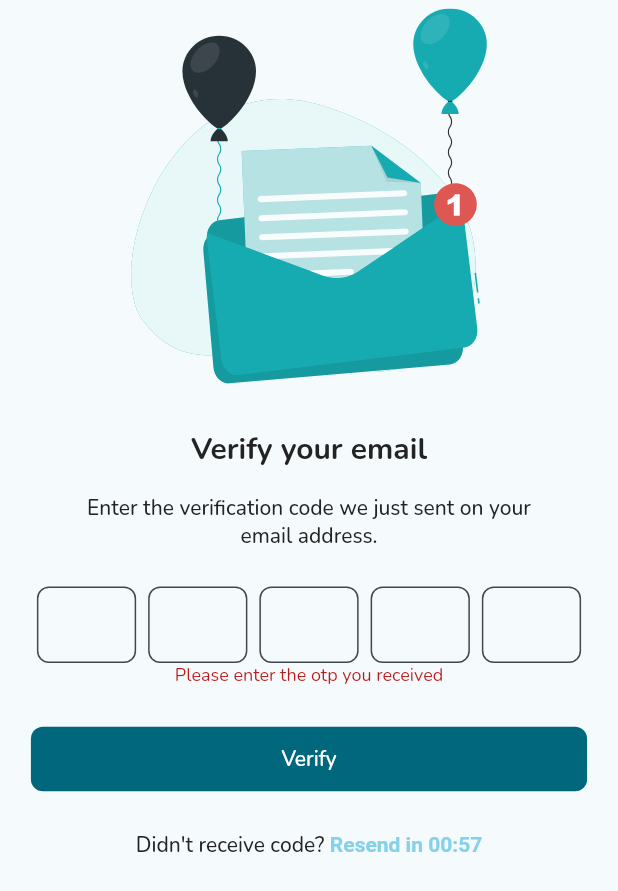
After one commit to logickoder/stream_global, a Flutter app: the AuthOtpScreen screen opened by its route, after a tap on "Verify", on a phone screen of 412 x 824 dp. The commit adds this screen. Shown: the top 891 px of the screen. Run offline on Flutter 3.47's test engine with Material 2 defaults, Android fonts, the phone set to English and light mode, and no system bars; our stand-ins replace flutter_riverpod, flutter_svg, google_fonts, rx_shared_preferences; statements that could not run were skipped.

Commit message:
feat(auth): created otp screen

```diff
--- a/lib/app/assets.dart
+++ b/lib/app/assets.dart
@@ -6,6 +6,8 @@ class AppAssets {
   static const facebookIcon = '$_icons/facebook.svg';
   static const googleIcon = '$_icons/google.svg';
   static const appleIcon = '$_icons/apple.svg';
+  static const otpIcon = '$_icons/otp.svg';
+  static const verified = '$_icons/verified.svg';
 
   /// Images
   static const _images = '$_root/images';
--- a/lib/app/routes.dart
+++ b/lib/app/routes.dart
@@ -1,6 +1,7 @@
 import 'package:flutter/material.dart';
 
 import '../auth/auth_chooser_screen.dart';
+import '../auth/auth_otp_screen.dart';
 import '../auth/auth_screen.dart';
 import '../auth/auth_type.dart';
 import '../onboarding/onboarding_screen.dart';
@@ -12,6 +13,7 @@ class AppRoutes {
   static const authChooser = '/auth';
   static const login = '/auth/login';
   static const register = '/auth/register';
+  static const otp = '/auth/otp';
 
   static Map<String, Widget Function(BuildContext)> get current => {
         splash: (context) => const SplashScreen(),
@@ -19,5 +21,6 @@ class AppRoutes {
         authChooser: (_) => const AuthChooserScreen(),
         login: (_) => const AuthScreen(),
         register: (_) => const AuthScreen(type: AuthScreenType.register),
+        otp: (_) => const AuthOtpScreen(),
       };
 }
--- /dev/null
+++ b/lib/app/utils/strings.dart
@@ -0,0 +1 @@
+final emailRegex = RegExp(r'^[\w-.]+@([\w-]+\.)+[\w-]{2,4}$');
--- /dev/null
+++ b/lib/auth/auth_otp_screen.dart
@@ -0,0 +1,342 @@
+import 'package:flutter/gestures.dart';
+import 'package:flutter/material.dart';
+import 'package:flutter_riverpod/flutter_riverpod.dart';
+import 'package:flutter_svg/flutter_svg.dart';
+
+import '../app/assets.dart';
+import '../app/dimens.dart';
+import 'auth_account_verified_dialog.dart';
+import 'auth_otp_controller.dart';
+import 'auth_otp_state.dart';
+
+final _controller =
+    NotifierProvider.autoDispose<AuthOtpController, AuthOtpState>(
+  AuthOtpController.new,
+);
+
+class AuthOtpScreen extends ConsumerStatefulWidget {
+  const AuthOtpScreen({super.key});
+
+  @override
+  ConsumerState<AuthOtpScreen> createState() => _AuthOtpScreenState();
+}
+
+class _AuthOtpScreenState extends ConsumerState<AuthOtpScreen> {
+  final _controllers = List.generate(5, (index) => TextEditingController());
+  final _form = GlobalKey<FormState>();
+  final _retryOtp = StateProvider((ref) => true);
+
+  @override
+  Widget build(BuildContext context) {
+    final theme = Theme.of(context);
+
+    return Scaffold(
+      body: Center(
+        child: Column(
+          children: [
+            FractionallySizedBox(
+              widthFactor: 0.576,
+              child: SvgPicture.asset(AppAssets.otpIcon),
+            ),
+            const SizedBox(height: AppDimens.padding),
+            Text(
+              'Verify your email',
+              style: theme.textTheme.titleLarge?.copyWith(
+                fontWeight: FontWeight.w700,
+              ),
+              textAlign: TextAlign.center,
+            ),
+            const SizedBox(height: AppDimens.secondaryPadding),
+            FractionallySizedBox(
+              widthFactor: 0.74,
+              child: Text(
+                'Enter the verification code we just sent on your email address.',
+                style: theme.textTheme.bodyLarge,
+                textAlign: TextAlign.center,
+              ),
+            ),
+            const SizedBox(height: AppDimens.padding),
+            FractionallySizedBox(
+              widthFactor: 0.9,
+              child: Form(
+                key: _form,
+                child: _VerificationInput(
+                  controllers: _controllers,
+                  onError: (error) {
+                    ref.read(_controller.notifier).setError(error);
+                  },
+                ),
+              ),
+            ),
+            Consumer(
+              builder: (context, ref, child) {
+                final error = ref.watch(
+                  _controller.select((state) => state.error),
+                );
+                return error != null
+                    ? Text(
+                        error,
+                        style: theme.textTheme.bodySmall?.copyWith(
+                          color: theme.colorScheme.error,
+                        ),
+                      )
+                    : const SizedBox.shrink();
+              },
+            ),
+            const SizedBox(height: AppDimens.padding),
+            FractionallySizedBox(
+              widthFactor: 0.9,
+              child: Consumer(
+                builder: (_, ref, __) {
+                  final loading = ref.watch(
+                    _controller.select((state) => state.loading),
+                  );
+                  return FilledButton(
+                    onPressed: loading ? null : _submitForm,
+                    child: Text(loading ? 'please wait...' : 'Verify'),
+                  );
+                },
+              ),
+            ),
+            const SizedBox(height: AppDimens.padding),
+            _ResendOtp(_retryOtp),
+          ],
+        ),
+      ),
+    );
+  }
+
+  void _submitForm() {
+    // cancel if the form is not valid
+    if (_form.currentState?.validate() != true) {
+      return;
+    }
+
+    final action = ref.read(_controller.notifier).verifyOtp(
+          otp: _controllers.map((e) => e.text).join(),
+        );
+    action.then((success) {
+      if (success) {
+        showAdaptiveDialog(
+          context: context,
+          builder: (_) => const AuthAccountVerifiedDialog(),
+          barrierDismissible: false,
+        );
+      }
+    });
+  }
+
+  @override
+  void dispose() {
+    for (final controller in _controllers) {
+      controller.dispose();
+    }
+    super.dispose();
+  }
+}
+
+class _VerificationInput extends StatefulWidget {
+  const _VerificationInput({
+    Key? key,
+    required this.controllers,
+    this.onError,
+  }) : super(key: key);
+
+  final List<TextEditingController> controllers;
+  final ValueChanged<String?>? onError;
+
+  @override
+  State<_VerificationInput> createState() => _VerificationInputState();
+}
+
+class _VerificationInputState extends State<_VerificationInput> {
+  late final nodes = List.generate(
+    widget.controllers.length,
+    (index) => FocusNode(),
+  );
+
+  @override
+  Widget build(BuildContext context) {
+    return FormField<String>(
+      validator: (value) {
+        final number = value ?? '';
+        String? message;
+        if (number.isEmpty) {
+          message = 'Please enter the otp you received';
+        } else if (number.length < nodes.length) {
+          message = 'Please enter the full otp';
+        }
+
+        widget.onError?.call(message);
+        return message;
+      },
+      builder: (state) {
+        return Row(
+          children: List.generate(
+            nodes.length,
+            (index) {
+              final previous = index == 0 ? null : nodes[index - 1];
+              final next = index < (nodes.length - 1) ? nodes[index + 1] : null;
+              return Expanded(
+                child: Padding(
+                  padding: const EdgeInsets.symmetric(
+                    horizontal: AppDimens.secondaryPadding / 4,
+                  ),
+                  child: _Input(
+                    controller: widget.controllers[index],
+                    previous: previous,
+                    current: nodes[index],
+                    next: next,
+                    onChanged: (_) {
+                      state.didChange(
+                        widget.controllers.map((e) => e.text).toList().join(),
+                      );
+                    },
+                  ),
+                ),
+              );
+            },
+          ),
+        );
+      },
+    );
+  }
+
+  @override
+  void dispose() {
+    for (final node in nodes) {
+      node.dispose();
+    }
+    super.dispose();
+  }
+}
+
+class _Input extends StatelessWidget {
+  const _Input({
+    Key? key,
+    this.previous,
+    this.current,
+    this.next,
+    required this.controller,
+    this.onChanged,
+  }) : super(key: key);
+
+  final TextEditingController controller;
+  final FocusNode? previous, current, next;
+  final Function(String)? onChanged;
+
+  @override
+  Widget build(BuildContext context) {
+    final focus = FocusScope.of(context);
+    return FormField<String>(
+      validator: (value) {
+        final number = value ?? '';
+        if (number.isEmpty) {
+          return 'A code is required for this field';
+        } else {
+          return null;
+        }
+      },
+      builder: (state) {
+        return TextField(
+          keyboardType: TextInputType.number,
+          controller: controller,
+          focusNode: current,
+          textAlign: TextAlign.center,
+          maxLength: 1,
+          onChanged: (input) {
+            // makes sure that the input is always a number
+            if (input != '' && int.tryParse(input) == null) {
+              controller.text = '';
+              return;
+            }
+            state.didChange(input);
+            onChanged?.call(input);
+            // moves to the next or previous input depending on if the user
+            // typed or cleared a number
+            if (input.isNotEmpty) {
+              focus.requestFocus(next);
+            } else {
+              focus.requestFocus(previous);
+            }
+          },
+          decoration: const InputDecoration(
+            counterText: '',
+            fillColor: Colors.transparent,
+          ),
+        );
+      },
+    );
+  }
+}
+
+class _ResendOtp extends ConsumerStatefulWidget {
+  const _ResendOtp(this._retryOtp);
+
+  final StateProvider<bool> _retryOtp;
+
+  @override
+  ConsumerState<_ResendOtp> createState() => _ResendOtpState();
+}
+
+class _ResendOtpState extends ConsumerState<_ResendOtp> {
+  static const _retryTimeout = Duration(minutes: 1);
+
+  late final _retryCountdown = StreamProvider((ref) async* {
+    final retry = ref.watch(widget._retryOtp);
+    var duration = _retryTimeout;
+    const countdown = Duration(seconds: 1);
+    if (retry) {
+      while (!duration.isNegative) {
+        await Future.delayed(countdown);
+        duration -= countdown;
+        if (duration == Duration.zero) {
+          ref.read(widget._retryOtp.notifier).state = !retry;
+        }
+        yield duration;
+      }
+    } else {
+      yield Duration.zero;
+    }
+  });
+
+  @override
+  Widget build(BuildContext context) {
+    final theme = Theme.of(context);
+    final retry = ref.watch(widget._retryOtp);
+    final duration = ref.watch(_retryCountdown);
+
+    return RichText(
+      text: TextSpan(
+        text: "Didn't receive code? ",
+        style: theme.textTheme.bodyLarge,
+        children: [
+          TextSpan(
+            text: retry
+                ? duration.when(
+                    error: (error, stackTrace) => 'Error $error',
+                    loading: () => _duration(_retryTimeout),
+                    data: (data) => _duration(data),
+                  )
+                : 'Resend Code',
+            style: TextStyle(
+              color: theme.colorScheme.inversePrimary,
+              fontWeight: FontWeight.w700,
+            ),
+            recognizer: TapGestureRecognizer()
+              ..onTap = () {
+                if (!retry) {
+                  // ref.read(_controller.notifier).sendOtp();
+                  ref.read(widget._retryOtp.notifier).state = true;
+                }
+              },
+          ),
+        ],
+      ),
+    );
+  }
+
+  String _duration(Duration duration) {
+    return 'Resend in ${duration.inMinutes.toString().padLeft(2, '0')}:${duration.inSeconds.toString().padLeft(2, '0')}';
+  }
+}
--- /dev/null
+++ b/lib/auth/auth_otp_state.dart
@@ -0,0 +1,23 @@
+class AuthOtpState {
+  final String? email;
+  final String? error;
+  final bool loading;
+
+  const AuthOtpState({
+    this.email,
+    this.error,
+    this.loading = false,
+  });
+
+  AuthOtpState copyWith({
+    String? email,
+    String? error,
+    bool? loading,
+  }) {
+    return AuthOtpState(
+      email: email ?? this.email,
+      error: error ?? this.error,
+      loading: loading ?? this.loading,
+    );
+  }
+}
```
Also changed, not shown: lib/auth/auth_account_verified_dialog.dart (added, +67 -0 lines), lib/auth/auth_otp_controller.dart (added, +58 -0 lines), lib/auth/auth_screen.dart (+12 -14 lines), assets/icons/otp.svg (added), assets/icons/verified.svg (added).
